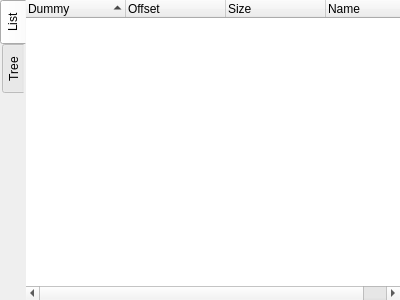
hteso/iaito, file src/widgets/functionswidget.ui: the form before one commit.
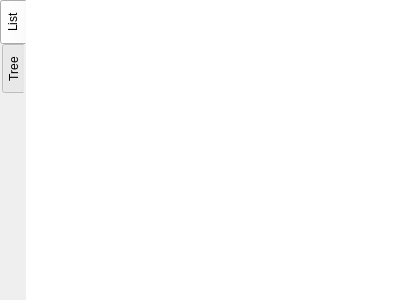
The form after the commit.

Commit message: Use QTreeView in FunctionsWidget

Diff of the .ui file:
```diff
--- a/src/widgets/functionswidget.ui
+++ b/src/widgets/functionswidget.ui
@@ -67,23 +67,12 @@
          <number>0</number>
         </property>
         <item>
-         <widget class="QTreeWidget" name="functionsTreeWidget">
-          <property name="sizePolicy">
-           <sizepolicy hsizetype="Expanding" vsizetype="Expanding">
-            <horstretch>0</horstretch>
-            <verstretch>0</verstretch>
-           </sizepolicy>
-          </property>
-          <property name="font">
-           <font>
-            <pointsize>9</pointsize>
-           </font>
-          </property>
+         <widget class="QTreeView" name="functionsTreeView">
           <property name="contextMenuPolicy">
            <enum>Qt::CustomContextMenu</enum>
           </property>
           <property name="styleSheet">
-           <string notr="true">QTreeWidget::item
+           <string notr="true">QTreeView::item
 {
     padding-left:10px;
     padding-top: 1px;
@@ -91,13 +80,13 @@
     border-left: 10px;
 }
 
-QTreeWidget::item:hover
+QTreeView::item:hover
 {
     background: rgb(242, 246, 248);
     color: black;
 }
 
-QTreeWidget::item:selected
+QTreeView::item:selected
 {
     background: gray;
     color: white;
@@ -121,47 +110,12 @@
           <property name="sizeAdjustPolicy">
            <enum>QAbstractScrollArea::AdjustToContents</enum>
           </property>
-          <property name="alternatingRowColors">
-           <bool>false</bool>
-          </property>
           <property name="indentation">
-           <number>10</number>
-          </property>
-          <property name="uniformRowHeights">
-           <bool>false</bool>
+           <number>0</number>
           </property>
           <property name="sortingEnabled">
            <bool>true</bool>
           </property>
-          <property name="allColumnsShowFocus">
-           <bool>false</bool>
-          </property>
-          <property name="columnCount">
-           <number>4</number>
-          </property>
-          <attribute name="headerHighlightSections">
-           <bool>false</bool>
-          </attribute>
-          <column>
-           <property name="text">
-            <string>Dummy</string>
-           </property>
-          </column>
-          <column>
-           <property name="text">
-            <string>Offset</string>
-           </property>
-          </column>
-          <column>
-           <property name="text">
-            <string>Size</string>
-           </property>
-          </column>
-          <column>
-           <property name="text">
-            <string>Name</string>
-           </property>
-          </column>
          </widget>
         </item>
        </layout>
```
Left out of the diff: 2 changed lines with no effect on the pictures. The commit also changes 4 other files.
